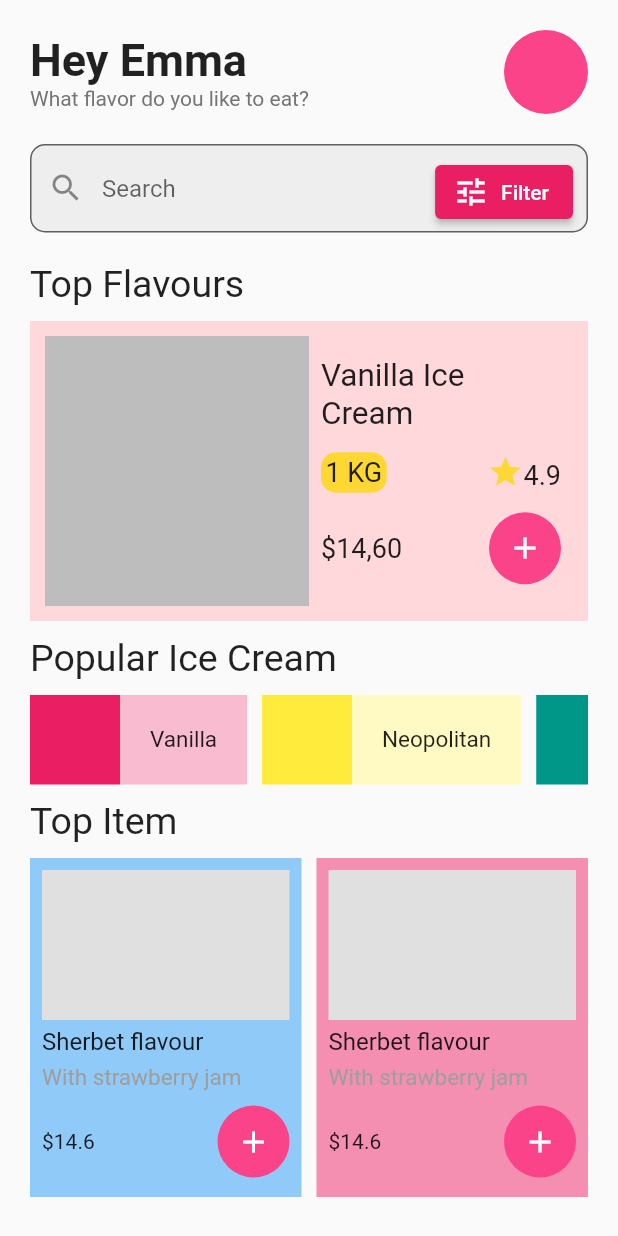
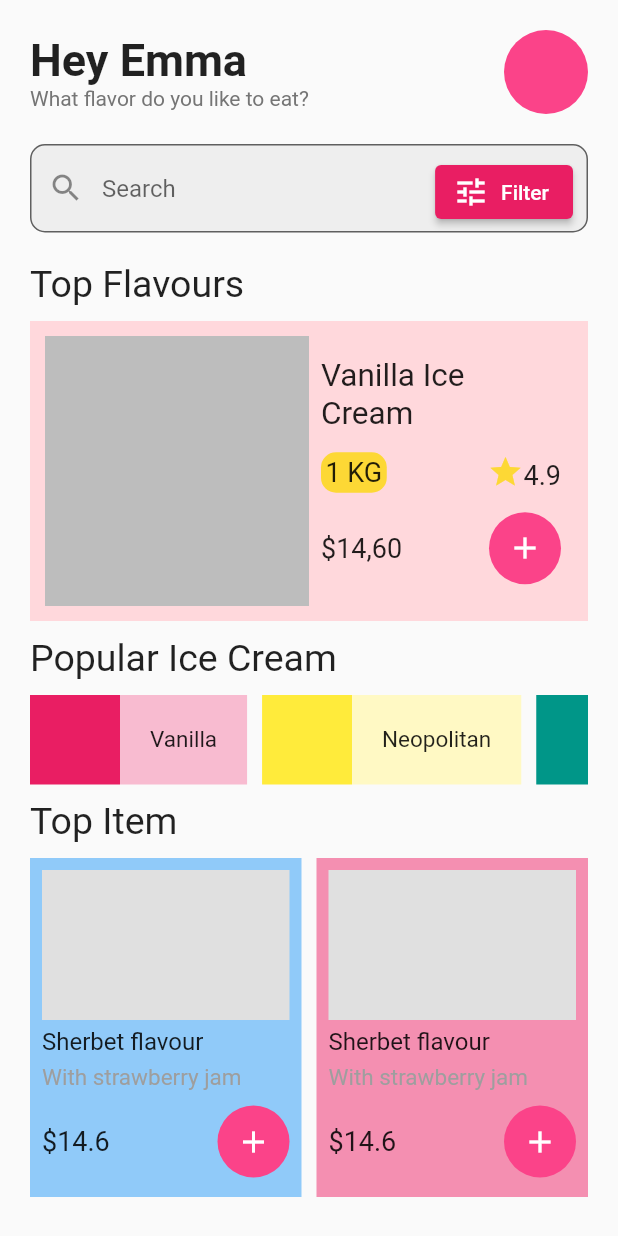
Before and after one commit to ahmetsarac/flutter_ice_cream, a Flutter app: the screen it shows after launch, on a phone screen of 412 x 824 dp. Run offline on Flutter 3.47's test engine with Material 2 defaults, Android fonts, the phone set to English and light mode, and no system bars; our stand-ins replace google_fonts.

Commit message:
Price font size is changed.

```diff
--- a/lib/widgets/top_item.dart
+++ b/lib/widgets/top_item.dart
@@ -72,7 +72,7 @@ class TopIceCreamItem extends StatelessWidget {
             child: Row(
                 mainAxisAlignment: MainAxisAlignment.spaceBetween,
                 children: [
-                  Text('\$$price'),
+                  Text('\$$price', style: TextStyle(fontSize: 18)),
                   Container(decoration: BoxDecoration(color: Theme.of(context).primaryColor, borderRadius: BorderRadius.circular(50)), child: IconButton(icon: Icon(Icons.add), onPressed:(){}, color: Colors.white)),
                 ],
                 ),
```
